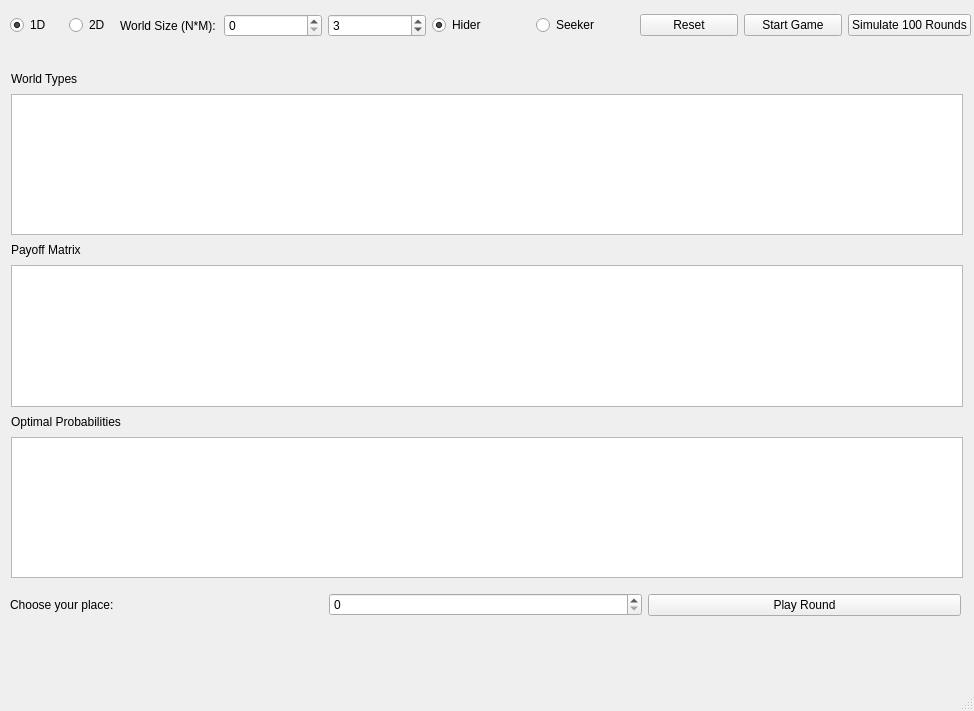
The window that Gui.ui (Ziad-Sallam/Hide-and-Seek) describes before a commit, drawn with Qt 5.
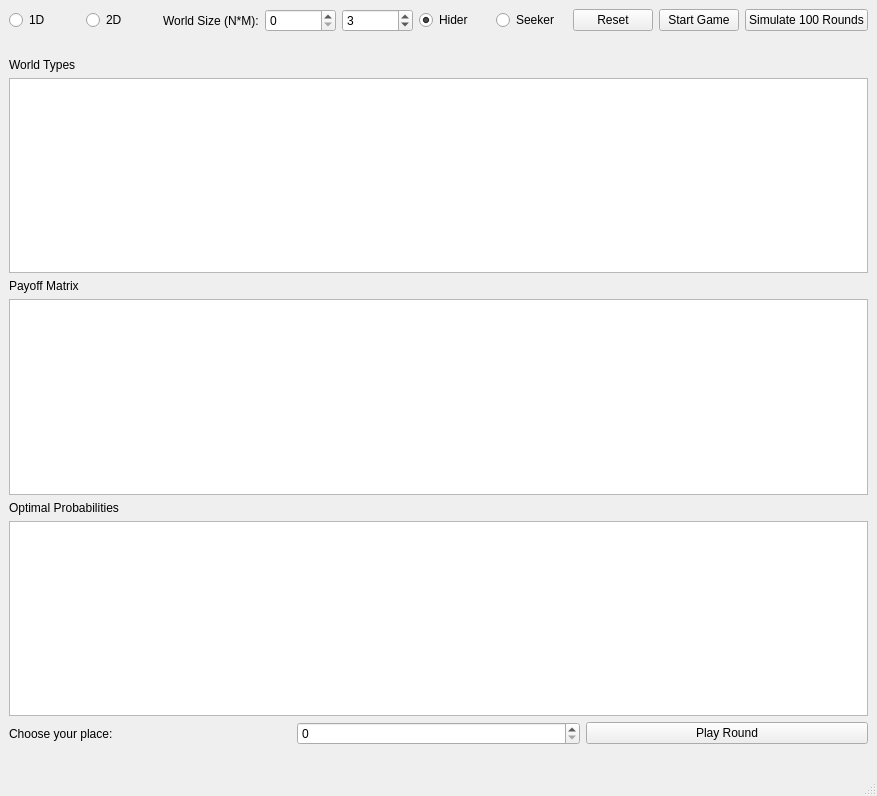
The same window after the commit.

Commit message: make the GUI resizable

```diff
--- a/Gui.ui
+++ b/Gui.ui
@@ -6,120 +6,29 @@
    <rect>
     <x>0</x>
     <y>0</y>
-    <width>974</width>
-    <height>711</height>
+    <width>877</width>
+    <height>796</height>
    </rect>
   </property>
   <property name="windowTitle">
    <string>Hide and Seek Game Theory</string>
   </property>
   <widget class="QWidget" name="centralwidget">
-   <widget class="QLabel" name="info_label">
-    <property name="geometry">
-     <rect>
-      <x>11</x>
-      <y>48</y>
-      <width>941</width>
-      <height>16</height>
-     </rect>
-    </property>
-   </widget>
-   <widget class="QLabel" name="label_types">
-    <property name="geometry">
-     <rect>
-      <x>11</x>
-      <y>71</y>
-      <width>72</width>
-      <height>16</height>
-     </rect>
-    </property>
-    <property name="text">
-     <string>World Types</string>
-    </property>
-   </widget>
-   <widget class="QTableWidget" name="type_table">
-    <property name="geometry">
-     <rect>
-      <x>11</x>
-      <y>94</y>
-      <width>952</width>
-      <height>141</height>
-     </rect>
-    </property>
-   </widget>
-   <widget class="QLabel" name="label_matrix">
-    <property name="geometry">
-     <rect>
-      <x>11</x>
-      <y>242</y>
-      <width>74</width>
-      <height>16</height>
-     </rect>
-    </property>
-    <property name="text">
-     <string>Payoff Matrix</string>
-    </property>
-   </widget>
-   <widget class="QTableWidget" name="matrix_table">
-    <property name="geometry">
-     <rect>
-      <x>11</x>
-      <y>265</y>
-      <width>952</width>
-      <height>142</height>
-     </rect>
-    </property>
-   </widget>
-   <widget class="QLabel" name="label_probs">
-    <property name="geometry">
-     <rect>
-      <x>11</x>
-      <y>414</y>
-      <width>117</width>
-      <height>16</height>
-     </rect>
-    </property>
-    <property name="text">
-     <string>Optimal Probabilities</string>
-    </property>
-   </widget>
-   <widget class="QTableWidget" name="prob_table">
-    <property name="geometry">
-     <rect>
-      <x>11</x>
-      <y>437</y>
-      <width>952</width>
-      <height>141</height>
-     </rect>
-    </property>
-   </widget>
-   <widget class="QLabel" name="score_label">
-    <property name="geometry">
-     <rect>
-      <x>11</x>
-      <y>622</y>
-      <width>951</width>
-      <height>31</height>
-     </rect>
-    </property>
-   </widget>
-   <widget class="QWidget" name="horizontalLayoutWidget">
-    <property name="geometry">
-     <rect>
-      <x>10</x>
-      <y>10</y>
-      <width>111</width>
-      <height>31</height>
-     </rect>
-    </property>
-    <layout class="QHBoxLayout" name="horizontalLayout">
+   <layout class="QVBoxLayout" name="mainCentralLayout">
+    <item>
+     <layout class="QVBoxLayout" name="verticalLayout">
+      <property name="sizeConstraint">
+       <enum>QLayout::SetDefaultConstraint</enum>
+      </property>
+      <item>
+       <layout class="QHBoxLayout" name="horizontalLayout_2">
      <item>
       <widget class="QRadioButton" name="oneD">
        <property name="text">
         <string>1D</string>
        </property>
        <property name="checked">
-        <bool>true</bool>
+           <bool>false</bool>
        </property>
       </widget>
      </item>
@@ -133,18 +42,6 @@
        </property>
       </widget>
      </item>
-    </layout>
-   </widget>
-   <widget class="QWidget" name="horizontalLayoutWidget_2">
-    <property name="geometry">
-     <rect>
-      <x>120</x>
-      <y>10</y>
-      <width>851</width>
-      <height>31</height>
-     </rect>
-    </property>
-    <layout class="QHBoxLayout" name="horizontalLayout_2">
      <item>
       <widget class="QLabel" name="label_world_size">
        <property name="text">
@@ -207,16 +104,41 @@
       </widget>
      </item>
     </layout>
-   </widget>
-   <widget class="QWidget" name="layoutWidget">
-    <property name="geometry">
-     <rect>
-      <x>10</x>
-      <y>590</y>
-      <width>951</width>
-      <height>30</height>
-     </rect>
-    </property>
+      </item>
+      <item>
+       <widget class="QLabel" name="info_label"/>
+      </item>
+      <item>
+       <widget class="QLabel" name="label_types">
+        <property name="text">
+         <string>World Types</string>
+        </property>
+       </widget>
+      </item>
+      <item>
+       <widget class="QTableWidget" name="type_table"/>
+      </item>
+      <item>
+       <widget class="QLabel" name="label_matrix">
+        <property name="text">
+         <string>Payoff Matrix</string>
+        </property>
+       </widget>
+      </item>
+      <item>
+       <widget class="QTableWidget" name="matrix_table"/>
+      </item>
+      <item>
+       <widget class="QLabel" name="label_probs">
+        <property name="text">
+         <string>Optimal Probabilities</string>
+        </property>
+       </widget>
+      </item>
+      <item>
+       <widget class="QTableWidget" name="prob_table"/>
+      </item>
+      <item>
     <layout class="QHBoxLayout" name="playLayout">
      <item>
       <widget class="QLabel" name="label_choose_place">
@@ -236,7 +158,13 @@
       </widget>
      </item>
     </layout>
-   </widget>
+      </item>
+     </layout>
+    </item>
+    <item>
+     <widget class="QLabel" name="score_label"/>
+    </item>
+   </layout>
   </widget>
   <widget class="QMenuBar" name="menubar">
    <property name="geometry">
```
Left out of the diff: 2 changed lines with no effect on the pictures. Lines whose indentation alone changed are shown as unchanged. The commit also changes 4 other files.
